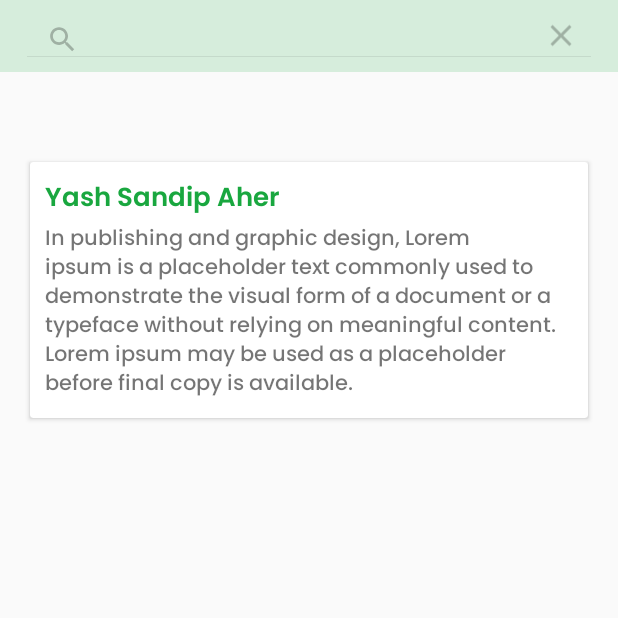
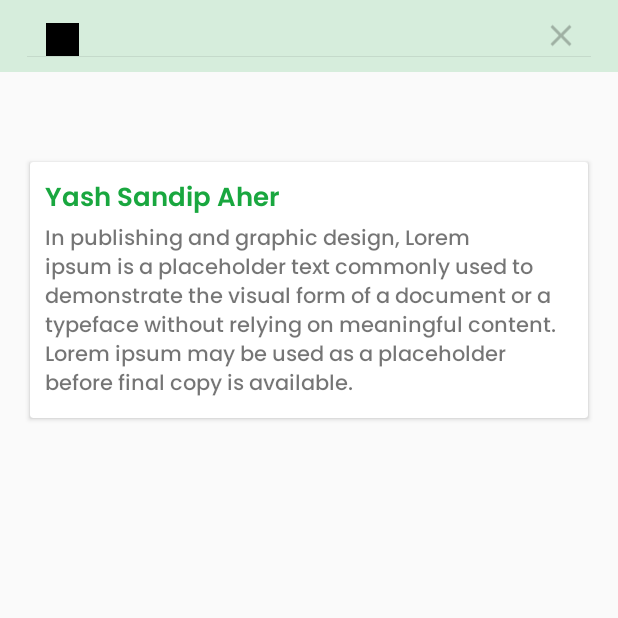
Before and after one commit to chetan7020/FoodBankApp, an Android app: the ProviderFeedbackFragment screen opened through its navigation route, after a tap on "Search", on a phone screen of 412 x 824 dp, the top half of it. Run offline under Robolectric (Android 15) with nearby library versions, the phone set to English and light mode, and no system bars; our stand-ins replace navigation-ui.

```diff
--- /dev/null
+++ b/app/src/main/res/drawable/baseline_search_24.xml
@@ -0,0 +1,5 @@
+<vector android:height="24dp" android:tint="#FFFFFF"
+    android:viewportHeight="24" android:viewportWidth="24"
+    android:width="24dp" xmlns:android="http://schemas.android.com/apk/res/android">
+    <path android:fillColor="@android:color/white" android:pathData="M15.5,14h-0.79l-0.28,-0.27C15.41,12.59 16,11.11 16,9.5 16,5.91 13.09,3 9.5,3S3,5.91 3,9.5 5.91,16 9.5,16c1.61,0 3.09,-0.59 4.23,-1.57l0.27,0.28v0.79l5,4.99L20.49,19l-4.99,-5zM9.5,14C7.01,14 5,11.99 5,9.5S7.01,5 9.5,5 14,7.01 14,9.5 11.99,14 9.5,14z"/>
+</vector>
--- a/app/src/main/res/layout/provider_fragment_feedback.xml
+++ b/app/src/main/res/layout/provider_fragment_feedback.xml
@@ -3,6 +3,7 @@
     xmlns:tools="http://schemas.android.com/tools"
     android:layout_width="match_parent"
     android:layout_height="match_parent"
+    xmlns:app="http://schemas.android.com/apk/res-auto"
     tools:context=".provider.ui.ProviderFeedbackFragment">
 
     <androidx.appcompat.widget.SearchView
@@ -12,6 +13,8 @@
         android:layout_height="wrap_content"
         android:padding="10dp"
         android:scrollbarSize="20dp"
+        app:searchHintIcon="@color/black"
+        android:hint="Search Here"
         android:background="@drawable/search_bar"/>
 
 
```
Also changed, not shown: app/src/main/AndroidManifest.xml (+10 -8 lines).
